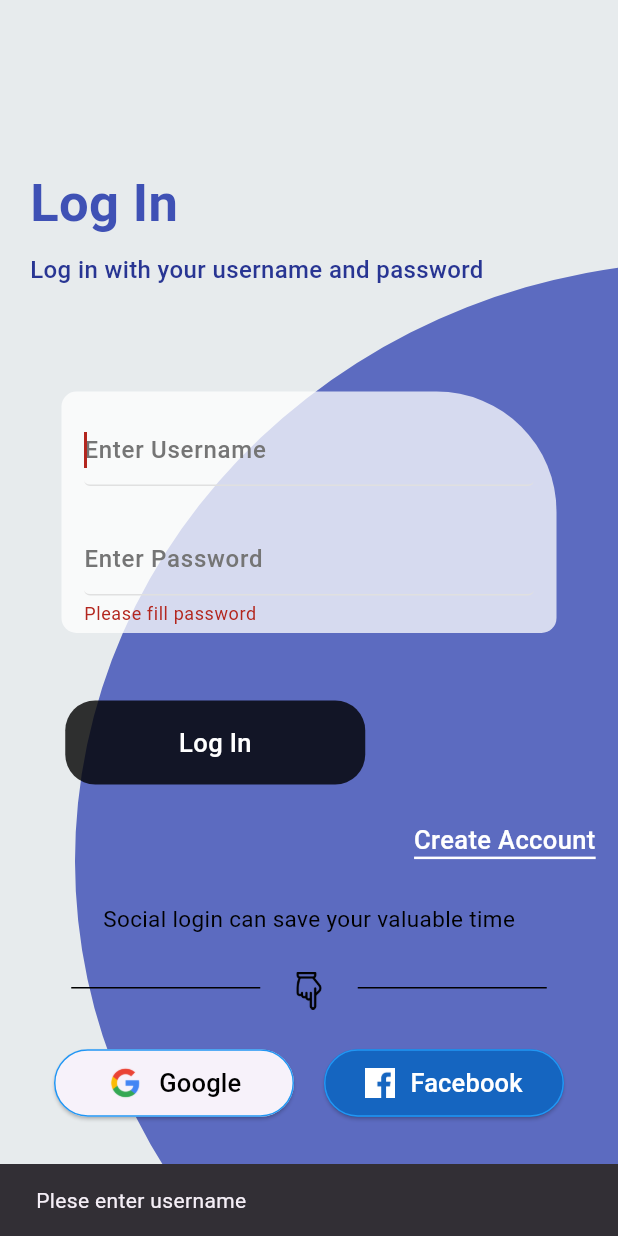
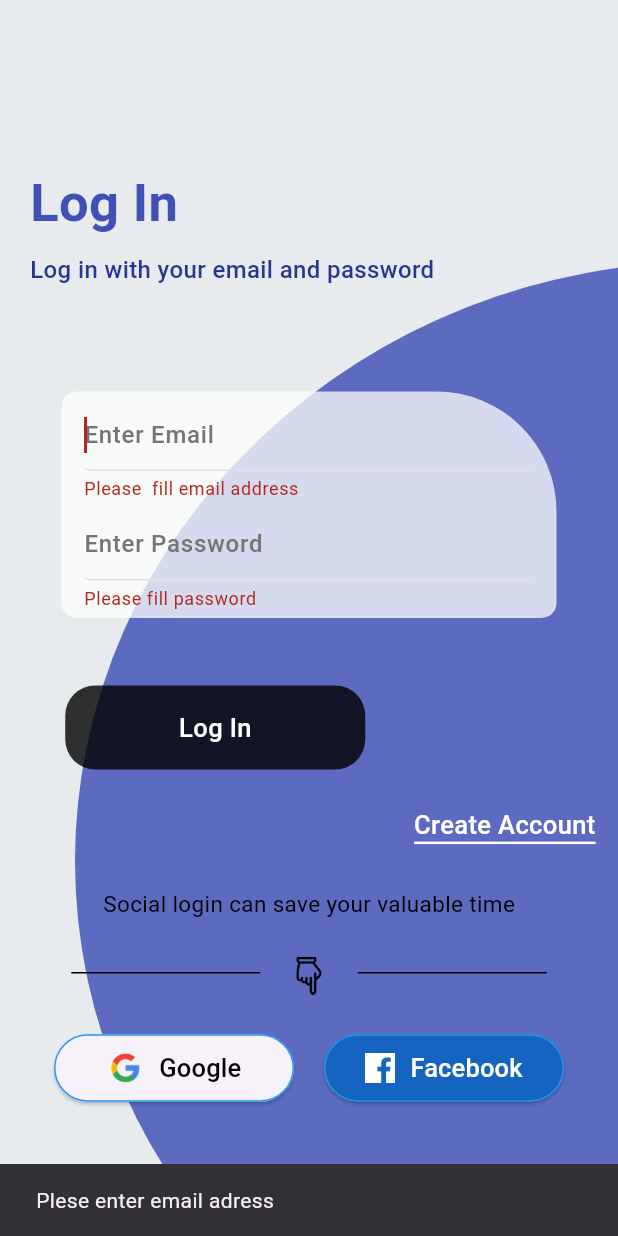
Before and after one commit to Vinesh018/PlusFitness001, a Flutter app: the MainLogInPage screen opened directly, after a tap on "Log In", on a phone screen of 412 x 824 dp. Run offline on Flutter 3.47's test engine with Material 3 defaults, Android fonts, the phone set to English and light mode, and no system bars; our stand-ins replace firebase_auth, firebase_core, get, liquid_progress_indicator_v2, percent_indicator; accounts and stored records are empty.

Commit message:
Added navigation back, Firebase Authetication

```diff
--- a/lib/Bhautik/b_login.dart
+++ b/lib/Bhautik/b_login.dart
@@ -1,3 +1,5 @@
+import 'package:firebase_auth/firebase_auth.dart';
+import 'package:firebase_core/firebase_core.dart';
 import 'package:flutter/cupertino.dart';
 import 'package:flutter/material.dart';
 import 'dart:ui' as ui;
@@ -5,6 +7,7 @@ import 'dart:ui' as ui;
 import 'package:flutter/widgets.dart';
 import 'package:get/get.dart';
 import 'package:get/get_core/src/get_main.dart';
+import 'package:plus_fitness/Bhautik/b_sign_up.dart';
 import 'package:plus_fitness/main.dart';
 
 class MainLogInPage extends StatelessWidget {
@@ -79,13 +82,36 @@ class InnerdataOfBlueContainer extends StatefulWidget {
 
 class _InnerdataOfBlueContainerState extends State<InnerdataOfBlueContainer> {
   var width;
-  TextEditingController pswdController = TextEditingController();
-  TextEditingController _emailcontroller = TextEditingController();
-  TextEditingController usernamecontroller = TextEditingController();
-  final _passwordValidationkey = GlobalKey<FormState>();
-  final _UsernameValidationKey = GlobalKey<FormState>();
-  FocusNode _username = FocusNode();
-  FocusNode pswdFocus = FocusNode();
+  TextEditingController pswdController1 = TextEditingController();
+  TextEditingController _emailcontroller1 = TextEditingController();
+  final _passwordValidationkey1 = GlobalKey<FormState>();
+  final _emailValidationkey1 = GlobalKey<FormState>();
+  FocusNode pswdFocus1 = FocusNode();
+  FocusNode _emailfocus1 = FocusNode();
+  int validateEmail(String? emailadress) {
+    String pattternemail = r'^[\w-\.]+@([\w-]+\.)+[\w-]{2,4}$';
+    RegExp regExp = RegExp(pattternemail);
+    if (emailadress!.isEmpty || emailadress.length == 0) {
+      return 1;
+    } else if (!regExp.hasMatch(emailadress)) {
+      return 2;
+    } else {
+      return 0;
+    }
+  }
+
+  bool validateEmailbool(String? emailadress) {
+    String pattternemail = r'^[\w-\.]+@([\w-]+\.)+[\w-]{2,4}$';
+    RegExp regExp = RegExp(pattternemail);
+    if (emailadress!.isEmpty || emailadress.length == 0) {
+      return false;
+    } else if (!regExp.hasMatch(emailadress)) {
+      return false;
+    } else {
+      return true;
+    }
+  }
+
   int validatePassword(String? pswd) {
     String pattternpassword =
         r"^(?=.*[a-z])(?=.*[A-Z])(?=.*\d)(?=.*[@$!%*?&])[A-Za-z\d@$!%*?&]{8,}$";
@@ -107,32 +133,6 @@ class _InnerdataOfBlueContainerState extends State<InnerdataOfBlueContainer> {
     if (pswd!.isEmpty || pswd.length == 0) {
       return false;
     } else if (!regExp.hasMatch(pswd)) {
-      return false;
-    } else {
-      return true;
-    }
-  }
-
-  int validateUsername(String? urname) {
-    String patternforusername =
-        r'^(?=.{4,9}$)(?![_.])(?!.*[_.]{2})[a-zA-Z0-9._]+(?<![_.])$'; //Only contains alphanumeric characters, underscore and dot.
-    RegExp regExp = RegExp(patternforusername);
-    if (urname!.isEmpty || urname.length == 0) {
-      return 1;
-    } else if (!regExp.hasMatch(urname)) {
-      return 2;
-    } else {
-      return 0;
-    }
-  }
-
-  bool validateUsernamebool(String? urname) {
-    String patternforusername =
-        r"^(?=[a-zA-Z0-9._]{4,9}$)(?!.*[_.]{2})[^_.].*[^_.]$";
-    RegExp regExp = RegExp(patternforusername);
-    if (urname!.isEmpty || urname.length == 0) {
-      return false;
-    } else if (!regExp.hasMatch(urname)) {
       return false;
     } else {
       return true;
@@ -165,10 +165,7 @@ class _InnerdataOfBlueContainerState extends State<InnerdataOfBlueContainer> {
                       )),
                   child: Column(
                     crossAxisAlignment: CrossAxisAlignment.center,
-                    children: [
-                      enterUsernameTextField(),
-                      enterPasswordTextField()
-                    ],
+                    children: [enterEmailTextField(), enterPasswordTextField()],
                   ),
                 ),
                 logInButtonField(),
@@ -229,6 +226,70 @@ class _InnerdataOfBlueContainerState extends State<InnerdataOfBlueContainer> {
             ),
           )
         ],
+      ),
+    );
+  }
+
+  Widget enterEmailTextField() {
+    return Padding(
+      padding: const EdgeInsets.only(
+        top: 5,
+        left: 15,
+        right: 15,
+      ),
+      child: Form(
+        key: _emailValidationkey1,
+        child: TextFormField(
+          keyboardType: TextInputType.emailAddress,
+          maxLines: 1,
+          autovalidateMode: AutovalidateMode.onUserInteraction,
+          controller: _emailcontroller1,
+          onChanged: (value) {},
+          validator: (value) {
+            int res = validateEmail(value);
+            if (res == 1) {
+              return "Please  fill email address";
+            } else if (res == 2) {
+              return "Please enter valid email address";
+            } else {
+              return null;
+            }
+          },
+          focusNode: _emailfocus1,
+          autofocus: false,
+          //  Before Editaed Code
+          style: TextStyle(
+              color: Colors.indigo.shade700,
+              decoration: TextDecoration.none,
+              decorationColor: Color.fromARGB(0, 252, 230, 166)),
+          cursorColor: Colors.grey,
+          decoration: InputDecoration(
+            enabledBorder: UnderlineInputBorder(
+                borderSide: BorderSide(color: Colors.grey.shade300)),
+            hintText: 'Enter Email',
+            errorText: '',
+            hintStyle: TextStyle(
+                fontSize: 16,
+                fontFamily: 'FontMain',
+                color: Colors.grey.shade600),
+            focusedBorder: UnderlineInputBorder(
+              borderSide: BorderSide(color: Colors.grey.shade300),
+            ),
+            errorBorder: UnderlineInputBorder(
+                borderRadius: BorderRadius.all(Radius.circular(4)),
+                borderSide: BorderSide(
+                  width: 1,
+                  color: Colors.grey.shade300,
+                )),
+            focusedErrorBorder: UnderlineInputBorder(
+              borderRadius: BorderRadius.all(Radius.circular(4)),
+              borderSide: BorderSide(
+                width: 1,
+                color: Colors.grey.shade300,
+              ),
+            ),
+          ),
+        ),
       ),
     );
   }
@@ -300,11 +361,11 @@ class _InnerdataOfBlueContainerState extends State<InnerdataOfBlueContainer> {
     return Padding(
       padding: const EdgeInsets.only(top: 5, left: 15, right: 15, bottom: 5),
       child: Form(
-        key: _passwordValidationkey,
+        key: _passwordValidationkey1,
         child: TextFormField(
           autovalidateMode: AutovalidateMode.onUserInteraction,
-          controller: pswdController,
-          focusNode: pswdFocus,
+          controller: pswdController1,
+          focusNode: pswdFocus1,
           obscureText: true,
           enableSuggestions: false,
           maxLines: 1,
@@ -375,32 +436,37 @@ class _InnerdataOfBlueContainerState extends State<InnerdataOfBlueContainer> {
               )),
             )),
         onTap: () {
-          _UsernameValidationKey.currentState?.validate();
-          _passwordValidationkey.currentState?.validate();
-          if (usernamecontroller.text.isEmpty) {
-            var snackBar = SnackBar(content: Text('Plese enter username'));
+          _emailValidationkey1.currentState?.validate();
+          _passwordValidationkey1.currentState?.validate();
+          if (_emailcontroller1.text.isEmpty) {
+            var snackBar = SnackBar(content: Text('Plese enter email adress'));
             ScaffoldMessenger.of(context).showSnackBar(snackBar);
-            _username.requestFocus();
-          } else if (validateUsernamebool(usernamecontroller.text) == false) {
-            var snackBar = SnackBar(
-                content: Text(
-                    'username should contain 4 - 9 character,numbers,.and _'));
+            _emailfocus1.requestFocus();
+          } else if (validateEmailbool(_emailcontroller1.text) == false) {
+            var snackBar =
+                SnackBar(content: Text('Plese enter valid email adress'));
             ScaffoldMessenger.of(context).showSnackBar(snackBar);
-            _username.requestFocus();
-          } else if (pswdController.text.isEmpty) {
+            _emailfocus1.requestFocus();
+          } else if (pswdController1.text.isEmpty) {
             var snackBar = SnackBar(content: Text('Plese enter password'));
             ScaffoldMessenger.of(context).showSnackBar(snackBar);
-            pswdFocus.requestFocus();
-          } else if (validatePasswordbool(pswdController.text) == false) {
+            pswdFocus1.requestFocus();
+          } else if (validatePasswordbool(pswdController1.text) == false) {
             var snackBar = SnackBar(
                 content: Text(
                     'Password must have Minimum eight characters, at least one uppercase letter, one lowercase letter, one number and one special character'));
             ScaffoldMessenger.of(context).showSnackBar(snackBar);
-            pswdFocus.requestFocus();
-          }else{
-              Get.to(TutorialHome());
+            pswdFocus1.requestFocus();
+          } else {
+            FirebaseAuth.instance.signInWithEmailAndPassword(email: _emailcontroller1.text, password: pswdController1.text)
+                .then((value) {
+                  Get.off(TutorialHome());
+                }, ).onError((error, stackTrace) {
+                  var snackBar = SnackBar(content: Text('Invalid Username or Password !'));
+        ScaffoldMessenger.of(context).showSnackBar(snackBar);
+                  print('Error in password ${error.toString()}');
+                }, );
           }
-
         },
       ),
     );
@@ -429,70 +495,13 @@ class _InnerdataOfBlueContainerState extends State<InnerdataOfBlueContainer> {
                       Shadow(color: Colors.white, offset: Offset(0, -5))
                     ]),
               ),
-              onTap: null,
+              onTap:() {
+
+               Get.off(MainSignUpPage());
+              } ,
             ),
           ),
         ],
-      ),
-    );
-  }
-
-  Widget enterUsernameTextField() {
-    return Padding(
-      padding: const EdgeInsets.only(
-        top: 15,
-        left: 15,
-        right: 15,
-      ),
-      child: TextFormField(
-        focusNode: _username,
-        autovalidateMode: AutovalidateMode.onUserInteraction,
-        controller: usernamecontroller,
-        keyboardType: TextInputType.text,
-        onChanged: (value) {},
-        validator: (value) {
-          int res = validateUsername(value);
-          if (res == 1) {
-            return 'Plese fill username';
-          } else if (res == 2) {
-            return " should Contain character,number or . and _";
-          } else {
-            return null;
-          }
-        },
-        maxLines: 1,
-        style: TextStyle(
-            color: Colors.indigo.shade700,
-            decoration: TextDecoration.none,
-            decorationColor: Color.fromARGB(0, 252, 230, 166)),
-        cursorColor: Colors.grey,
-        decoration: InputDecoration(
-          errorMaxLines: 1,
-          enabledBorder: UnderlineInputBorder(
-              borderSide: BorderSide(color: Colors.grey.shade300)),
-          hintText: 'Enter Username',
-          errorText: '',
-          hintStyle: TextStyle(
-              fontSize: 16,
-              fontFamily: 'FontMain',
-              color: Colors.grey.shade600),
-          focusedBorder: UnderlineInputBorder(
-            borderSide: BorderSide(color: Colors.grey.shade300),
-          ),
-          errorBorder: UnderlineInputBorder(
-              borderRadius: BorderRadius.all(Radius.circular(4)),
-              borderSide: BorderSide(
-                width: 1,
-                color: Colors.grey.shade300,
-              )),
-          focusedErrorBorder: UnderlineInputBorder(
-            borderRadius: BorderRadius.all(Radius.circular(4)),
-            borderSide: BorderSide(
-              width: 1,
-              color: Colors.grey.shade300,
-            ),
-          ),
-        ),
       ),
     );
   }
@@ -513,7 +522,7 @@ class _InnerdataOfBlueContainerState extends State<InnerdataOfBlueContainer> {
           Padding(
             padding: const EdgeInsets.only(top: 8),
             child: Text(
-              'Log in with your username and password',
+              'Log in with your email and password',
               style: TextStyle(
                   color: Colors.indigo.shade800,
                   fontFamily: 'FontMain',
--- a/lib/main.dart
+++ b/lib/main.dart
@@ -20,6 +20,7 @@ import 'package:plus_fitness/Vinesh/waterGlass.dart';
 
 
 Future<void> main() async {
+  // For Firebase intigration
   WidgetsFlutterBinding.ensureInitialized();
   await Firebase.initializeApp(
     options: DefaultFirebaseOptions.currentPlatform,
@@ -28,13 +29,14 @@ Future<void> main() async {
     GetMaterialApp(
       debugShowCheckedModeBanner: false,
       title: 'Flutter Tutorial',
-      home: TutorialHome(),
-      // home: MainLogInPage(),
+      // home: TutorialHome(),
+      home: MainLogInPage(),
       //home: MainSignUpPage(),
     ),
   );
 }
 
+// Main Class Where Code Start Executin
 class TutorialHome extends StatefulWidget {
   const TutorialHome({super.key});
 
--- a/pubspec.yaml
+++ b/pubspec.yaml
@@ -46,6 +46,7 @@ dependencies:
   get: ^4.6.6
   email_validator: '^2.1.16'
   firebase_core: ^2.27.1
+  firebase_auth: ^4.17.9
 
 
 dev_dependencies:
```
Also changed, not shown: lib/Bhautik/b_sign_up.dart (+9 -4 lines), pubspec.lock, 3 other files.
